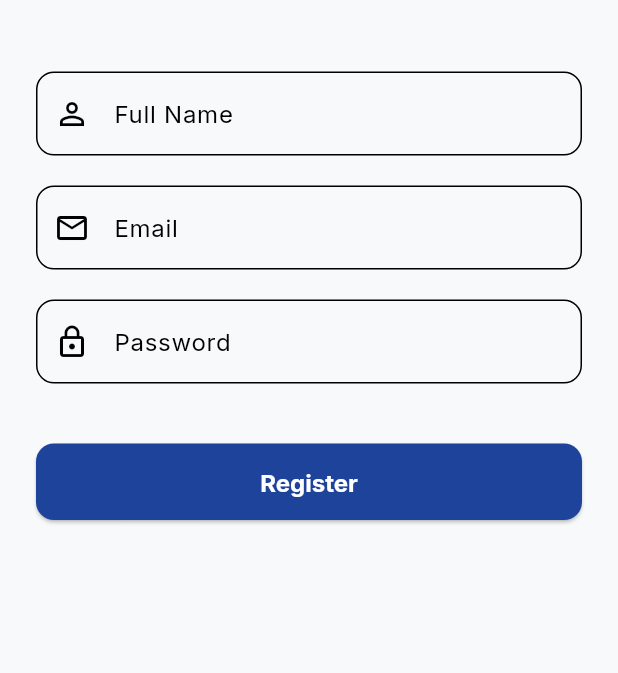
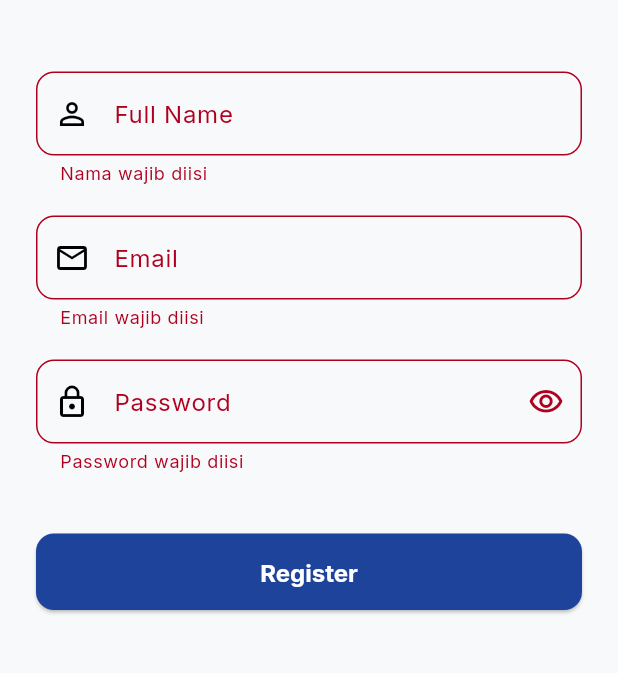
Before and after one commit to Codift05/Nala-CuanManage, a Flutter app: the RegisterScreen screen opened directly, after a tap on "Register", on a phone screen of 412 x 824 dp, the part 236-909 px from its top. Run offline on Flutter 3.47's test engine with Material 3 defaults, Android fonts, the phone set to English and light mode, and no system bars; our stand-ins replace google_fonts, shared_preferences; missing offline and left inert: home_widget, telephony; accounts and stored records are empty.

Commit message:
feat(auth-ui): complete validated login and registration forms
Add form validation, password visibility controls, safe async lifecycle handling, autofill hints, and backend error feedback.

```diff
--- a/mobile/lib/screens/register_screen.dart
+++ b/mobile/lib/screens/register_screen.dart
@@ -12,46 +12,58 @@ class RegisterScreen extends StatefulWidget {
 }
 
 class _RegisterScreenState extends State<RegisterScreen> {
+  final _formKey = GlobalKey<FormState>();
   final _nameController = TextEditingController();
   final _emailController = TextEditingController();
   final _passwordController = TextEditingController();
   final _authService = AuthService();
   bool _isLoading = false;
+  bool _obscurePassword = true;
 
-  void _register() async {
+  Future<void> _register() async {
+    if (!(_formKey.currentState?.validate() ?? false)) return;
+
     setState(() => _isLoading = true);
-    final success = await _authService.register(
+    final result = await _authService.register(
       _nameController.text.trim(),
       _emailController.text.trim(),
       _passwordController.text,
     );
+    if (!mounted) return;
     setState(() => _isLoading = false);
 
-    if (success && mounted) {
+    if (result.success) {
       // Clear navigation stack and go to Dashboard
       Navigator.pushAndRemoveUntil(
         context,
         MaterialPageRoute(builder: (context) => const MainShell()),
         (route) => false,
       );
-    } else if (mounted) {
-      ScaffoldMessenger.of(context).showSnackBar(
-        const SnackBar(content: Text('Registration failed. Please try again.')),
-      );
+    } else {
+      ScaffoldMessenger.of(
+        context,
+      ).showSnackBar(SnackBar(content: Text(result.message)));
     }
+  }
+
+  @override
+  void dispose() {
+    _nameController.dispose();
+    _emailController.dispose();
+    _passwordController.dispose();
+    super.dispose();
   }
 
   @override
   Widget build(BuildContext context) {
     return Scaffold(
       backgroundColor: AppTheme.backgroundColor,
-      appBar: AppBar(
-        backgroundColor: Colors.transparent,
-        elevation: 0,
-      ),
+      appBar: AppBar(backgroundColor: Colors.transparent, elevation: 0),
       body: SafeArea(
         child: SingleChildScrollView(
           padding: const EdgeInsets.all(24.0),
+          child: Form(
+            key: _formKey,
             child: Column(
               crossAxisAlignment: CrossAxisAlignment.start,
               children: [
@@ -72,7 +84,7 @@ class _RegisterScreenState extends State<RegisterScreen> {
                   ),
                 ),
                 const SizedBox(height: 48),
-              TextField(
+                TextFormField(
                   controller: _nameController,
                   decoration: InputDecoration(
                     labelText: 'Full Name',
@@ -81,9 +93,17 @@ class _RegisterScreenState extends State<RegisterScreen> {
                       borderRadius: BorderRadius.circular(12),
                     ),
                   ),
+                  textInputAction: TextInputAction.next,
+                  autofillHints: const [AutofillHints.name],
+                  validator: (value) {
+                    final name = value?.trim() ?? '';
+                    if (name.isEmpty) return 'Nama wajib diisi';
+                    if (name.length < 2) return 'Nama minimal 2 karakter';
+                    return null;
+                  },
                 ),
                 const SizedBox(height: 20),
-              TextField(
+                TextFormField(
                   controller: _emailController,
                   decoration: InputDecoration(
                     labelText: 'Email',
@@ -93,18 +113,53 @@ class _RegisterScreenState extends State<RegisterScreen> {
                     ),
                   ),
                   keyboardType: TextInputType.emailAddress,
+                  textInputAction: TextInputAction.next,
+                  autofillHints: const [AutofillHints.email],
+                  validator: (value) {
+                    final email = value?.trim() ?? '';
+                    if (email.isEmpty) return 'Email wajib diisi';
+                    if (!RegExp(
+                      r'^[^\s@]+@[^\s@]+\.[^\s@]+$',
+                    ).hasMatch(email)) {
+                      return 'Format email tidak valid';
+                    }
+                    return null;
+                  },
                 ),
                 const SizedBox(height: 20),
-              TextField(
+                TextFormField(
                   controller: _passwordController,
                   decoration: InputDecoration(
                     labelText: 'Password',
                     prefixIcon: const Icon(Icons.lock_outline),
+                    suffixIcon: IconButton(
+                      onPressed: () =>
+                          setState(() => _obscurePassword = !_obscurePassword),
+                      icon: Icon(
+                        _obscurePassword
+                            ? Icons.visibility_outlined
+                            : Icons.visibility_off_outlined,
+                      ),
+                    ),
                     border: OutlineInputBorder(
                       borderRadius: BorderRadius.circular(12),
                     ),
                   ),
-                obscureText: true,
+                  obscureText: _obscurePassword,
+                  textInputAction: TextInputAction.done,
+                  autofillHints: const [AutofillHints.newPassword],
+                  onFieldSubmitted: (_) {
+                    if (!_isLoading) _register();
+                  },
+                  validator: (value) {
+                    if (value == null || value.isEmpty) {
+                      return 'Password wajib diisi';
+                    }
+                    if (value.length < 8) {
+                      return 'Password minimal 8 karakter';
+                    }
+                    return null;
+                  },
                 ),
                 const SizedBox(height: 40),
                 SizedBox(
@@ -120,6 +175,7 @@ class _RegisterScreenState extends State<RegisterScreen> {
             ),
           ),
         ),
+      ),
     );
   }
 }
```
Also changed, not shown: mobile/lib/screens/login_screen.dart (+63 -11 lines). Lines whose indentation alone changed are shown as unchanged.
